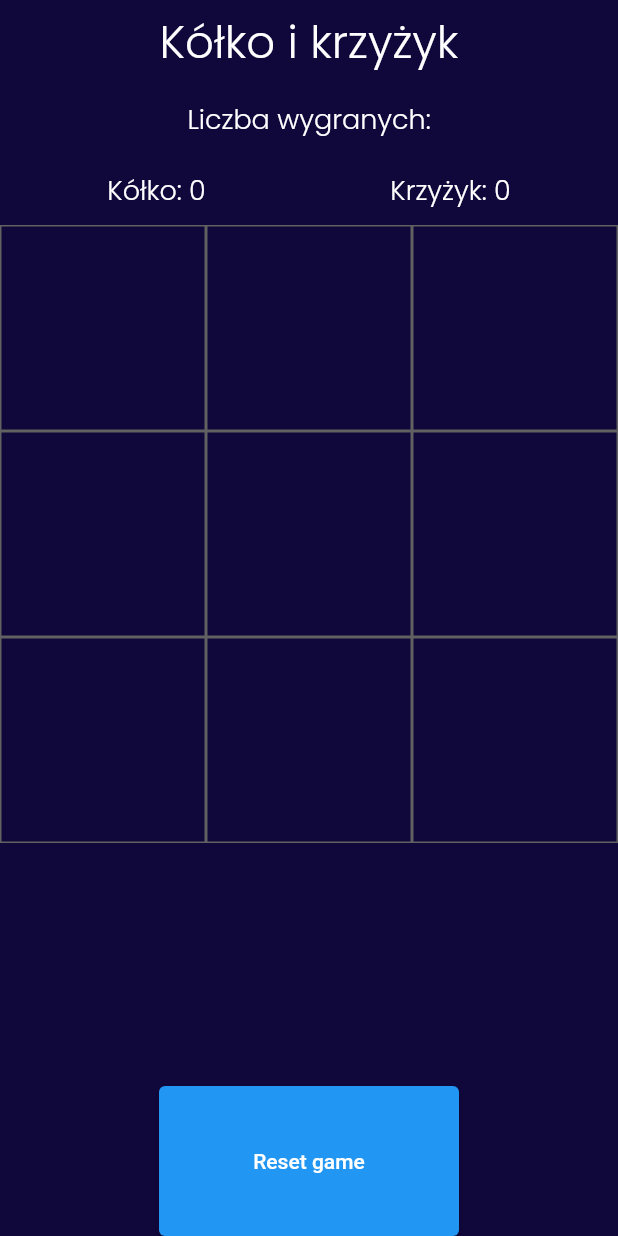
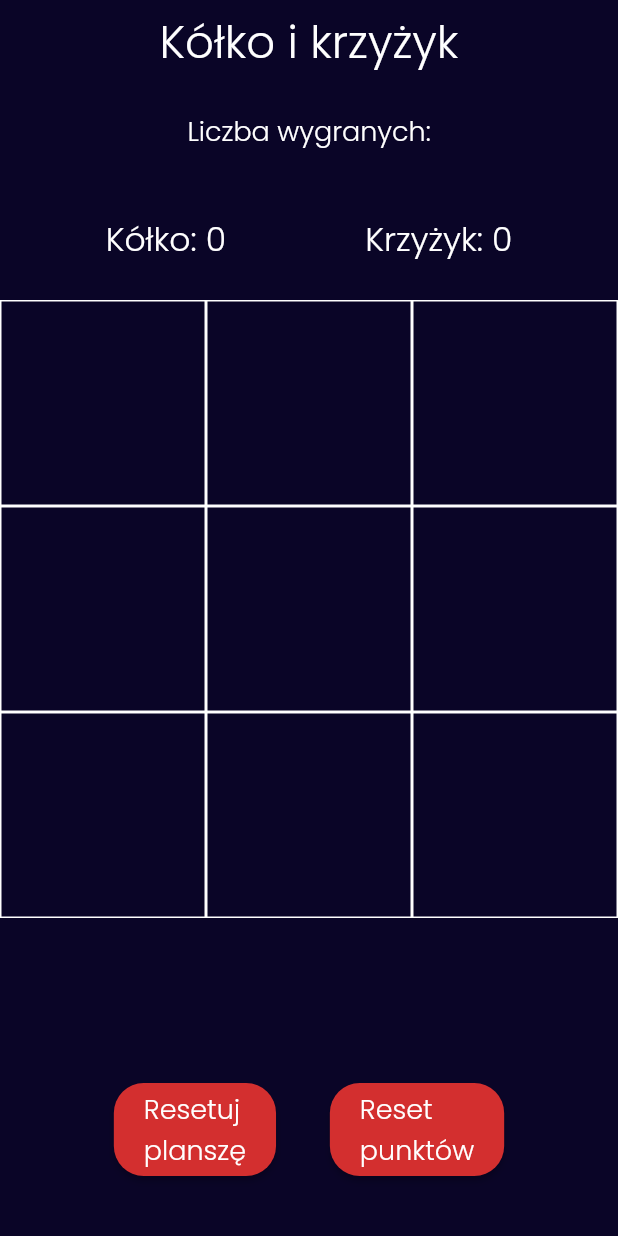
Before and after one commit to kamilb13/Tic_tac_toe, a Flutter app: the screen it shows after launch, on a phone screen of 412 x 824 dp. Run offline on Flutter 3.47's test engine with Material 2 defaults, Android fonts, the phone set to English and light mode, and no system bars.

Commit message:
update_2

```diff
--- a/lib/main.dart
+++ b/lib/main.dart
@@ -46,11 +46,12 @@ class _homePageState extends State<homePage> {
     '',
   ];
 
-  var myTextStyle = const TextStyle(color: Colors.white, fontSize: 30);
+  var myTextStyle1 =
+      const TextStyle(color: Colors.white, fontSize: 22, fontFamily: 'Poppins');
   int player_1 = 0;
   int player_2 = 0;
   int count = 0;
-  final textStyle =
+  final mytextStyle2 =
       const TextStyle(color: Colors.white, fontSize: 18, fontFamily: 'Poppins');
 
   whoIsWinner(int numberOfindex) {
@@ -64,14 +65,28 @@ class _homePageState extends State<homePage> {
       context: context,
       builder: (BuildContext context) {
         return AlertDialog(
-          title: Text('Wygrał : $winner'),
+          backgroundColor: Colors.red[600],
+          title: Center(
+            child: Text(
+              'Wygrał: $winner',
+              style: const TextStyle(
+                  color: Colors.white,
+                  fontSize: 26,
+                  fontWeight: FontWeight.bold),
+            ),
+          ),
           actions: [
             TextButton(
               onPressed: () {
-                resetGame();
+                // resetGame();
                 Navigator.of(context).pop();
               },
-              child: const Text('Zagraj jeszcze raz'),
+              child: Center(
+                child: Text(
+                  'Zagraj jeszcze raz',
+                  style: mytextStyle2,
+                ),
+              ),
             )
           ],
         );
@@ -86,6 +101,13 @@ class _homePageState extends State<homePage> {
       }
     });
     count = 0;
+  }
+
+  resetPoints() {
+    setState(() {
+      player_1 = 0;
+      player_2 = 0;
+    });
   }
 
   draw() {
@@ -114,6 +136,7 @@ class _homePageState extends State<homePage> {
         board[index_2] == board[index_3]) {
       wincount(index_1);
       whoWin(index_1);
+      resetGame();
     }
   }
 
@@ -132,11 +155,11 @@ class _homePageState extends State<homePage> {
   @override
   Widget build(BuildContext context) {
     return Scaffold(
-      backgroundColor: Color.fromARGB(255, 16, 7, 59),
+      backgroundColor: Color.fromARGB(255, 10, 5, 39),
       appBar: AppBar(
         elevation: 0,
         centerTitle: true,
-        backgroundColor: const Color.fromARGB(255, 16, 7, 59),
+        backgroundColor: Color.fromARGB(255, 10, 5, 39),
         title: const Text(
           "Kółko i krzyżyk",
           style: TextStyle(fontSize: 30, fontFamily: 'Poppins'),
@@ -148,16 +171,16 @@ class _homePageState extends State<homePage> {
             child: Column(
               children: [
                 Padding(
-                  padding: const EdgeInsets.all(10.0),
-                  child: Text("Liczba wygranych:", style: textStyle),
+                  padding: const EdgeInsets.all(18.0),
+                  child: Text("Liczba wygranych:", style: mytextStyle2),
                 ),
                 Padding(
-                  padding: const EdgeInsets.all(10.0),
+                  padding: const EdgeInsets.all(24.0),
                   child: Row(
                     mainAxisAlignment: MainAxisAlignment.spaceAround,
                     children: [
-                      Text("Kółko: $player_1", style: textStyle),
-                      Text("Krzyżyk: $player_2", style: textStyle),
+                      Text("Kółko: $player_1", style: myTextStyle1),
+                      Text("Krzyżyk: $player_2", style: myTextStyle1),
                     ],
                   ),
                 )
@@ -203,8 +226,8 @@ class _homePageState extends State<homePage> {
                     });
                   },
                   child: Container(
-                    decoration: BoxDecoration(
-                        border: Border.all(color: Colors.grey.shade700)),
+                    decoration:
+                        BoxDecoration(border: Border.all(color: Colors.white)),
                     child: Center(
                       child: Text(board[index],
                           style: const TextStyle(
@@ -217,16 +240,43 @@ class _homePageState extends State<homePage> {
               },
             ),
           ),
-          Container(
-            height: 100,
-            width: 200,
-            child: ElevatedButton(
-              onPressed: (() {
-                resetGame();
-              }),
-              child: const Text('Reset game'),
+          Padding(
+            padding: const EdgeInsets.all(40.0),
+            child: Row(
+              mainAxisAlignment: MainAxisAlignment.spaceEvenly,
+              children: [
+                ElevatedButton(
+                  onPressed: resetGame,
+                  style: ElevatedButton.styleFrom(
+                    primary: Colors.red[700],
+                    shape: RoundedRectangleBorder(
+                      borderRadius: BorderRadius.circular(20.0)
+                    )
+                  ),
+                  child: Padding(
+                    padding: const EdgeInsets.all(4.0),
+                    child: Text('Resetuj\nplanszę', style: mytextStyle2),
+                  ),
+                ),
+                ElevatedButton(
+                  onPressed: resetPoints,
+                  style: ElevatedButton.styleFrom(
+                    primary: Colors.red[700],
+                    shape: RoundedRectangleBorder(
+                      borderRadius: BorderRadius.circular(20.0),
+                    ),
+                  ),
+                  child: Padding(
+                    padding: const EdgeInsets.all(4.0),
+                    child: Text(
+                      'Reset\npunktów',
+                      style: mytextStyle2,
+                    ),
+                  ),
+                ),
+              ],
             ),
-          )
+          ),
         ],
       ),
     );
```
